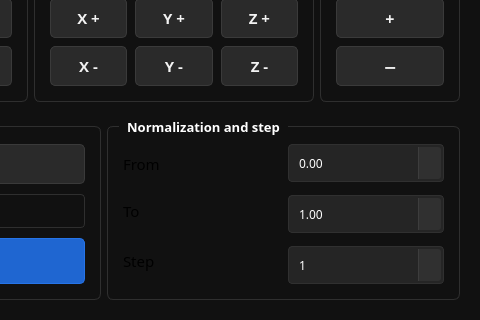
Above: mainwindow.ui from im-the-g00se-BMSTU/im-the-g00se-lab4-oop before the change; both pictures show x 272 to 752 and y 479 to 799 of the 752 by 799 pixel window. Below: the same form after it.
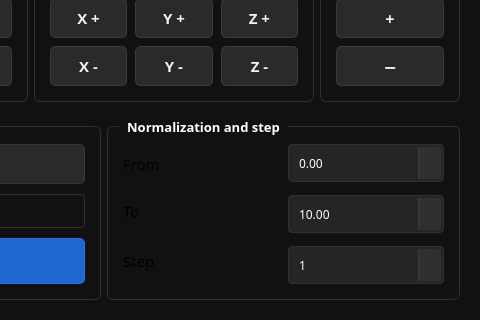
That is the form after the change. Icons and pictures are not drawn.

Patch:
```diff
--- a/mainwindow.ui
+++ b/mainwindow.ui
@@ -729,7 +729,7 @@
              <double>1000000.000000000000000</double>
             </property>
             <property name="value">
-             <double>1.000000000000000</double>
+             <double>10.000000000000000</double>
             </property>
            </widget>
           </item>
```
